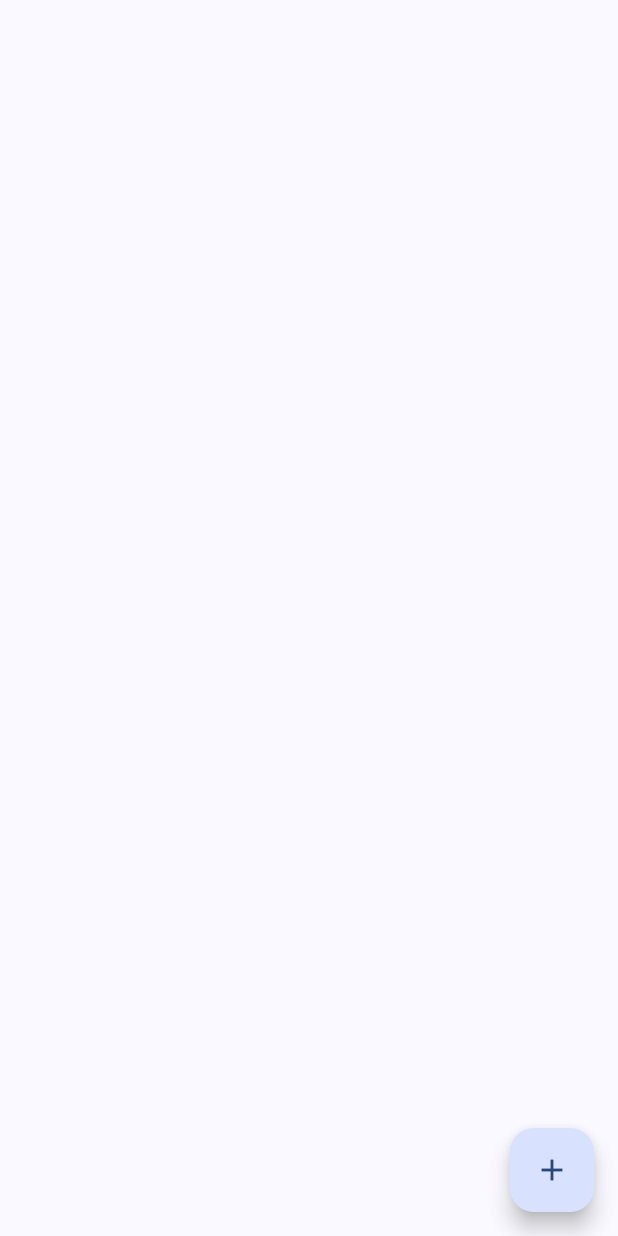
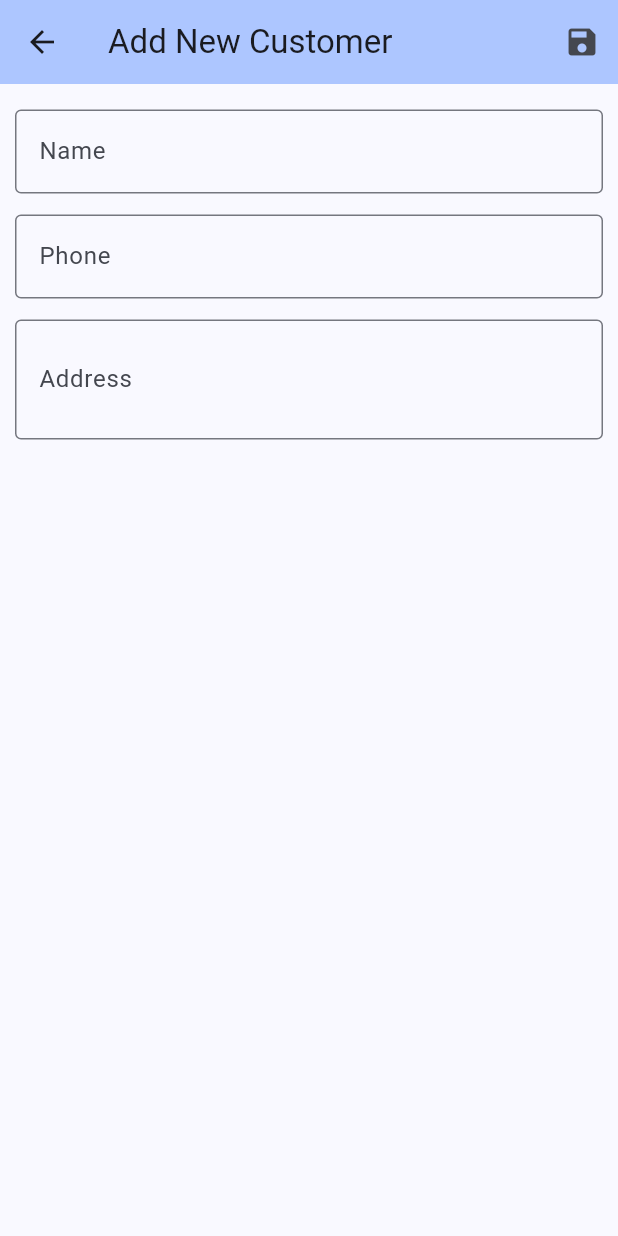
Before and after one commit to HtunHtun-Win/win_pos, a Flutter app: the CustomerScreen screen opened directly, after a tap on the "add" icon, on a phone screen of 412 x 824 dp. Run offline on Flutter 3.47's test engine with Material 3 defaults, Android fonts, the phone set to English and light mode, and no system bars; our stand-ins replace get, sqflite; accounts and stored records are empty.

Commit message:
finish customer crud operation

```diff
--- a/lib/contact/customer/controller/customer_controller.dart
+++ b/lib/contact/customer/controller/customer_controller.dart
@@ -26,12 +26,16 @@ class CustomerController extends GetxController{
     return await customerService.getByName(name);
   }
 
-  Future<int> insert(String name, String phone, String address) async{
-    return await customerService.insert(name, phone, address);
+  Future<Map> insert(String name, String phone, String address) async{
+    var map =  await customerService.insert(name, phone, address);
+    getAll();
+    return map;
   }
 
-  Future<int> updateCustomer(int id,String name, String phone, String address) async{
-    return await customerService.update(id, name, phone, address);
+  Future<Map> updateCustomer(int id,String name, String phone, String address) async{
+    var map = await customerService.update(id, name, phone, address);
+    getAll();
+    return map;
   }
 
   Future<void> delete(int id) async{
--- a/lib/contact/customer/repository/customer_repository.dart
+++ b/lib/contact/customer/repository/customer_repository.dart
@@ -6,13 +6,13 @@ class CustomerRepository{
 
   Future<List> getAll() async{
     final database = await dbObj.database;
-    return await database.query(TABLE_NAME,where: "isdeleted=0");
+    return await database.query(TABLE_NAME,where: "isdeleted=0",orderBy: "name");
   }
 
-  Future<Map> getByName(String name) async{
+  Future<List> getByName(String name) async{
     final database = await dbObj.database;
     var data = await database.query(TABLE_NAME,where: "name=? AND isdeleted=0",whereArgs: [name]);
-    return data[0];
+    return data;
   }
 
   Future<int> insert(String name, String phone, String address) async{
--- /dev/null
+++ b/lib/contact/customer/screens/customer_add_screen.dart
@@ -0,0 +1,73 @@
+import 'package:flutter/material.dart';
+import 'package:flutter/services.dart';
+import 'package:get/get.dart';
+import 'package:jue_pos/contact/customer/controller/customer_controller.dart';
+
+class CustomerAddScreen extends StatelessWidget {
+  CustomerAddScreen({super.key});
+  CustomerController customerController = Get.find();
+
+  @override
+  Widget build(BuildContext context) {
+    TextEditingController nameController = TextEditingController();
+    TextEditingController phoneController = TextEditingController();
+    TextEditingController addressController = TextEditingController();
+    return Scaffold(
+      appBar: AppBar(
+        title: const Text('Add New Customer'),
+        backgroundColor: Theme.of(context).colorScheme.inversePrimary,
+        actions: [
+          IconButton(onPressed: (){
+            save(
+                nameController.text,
+                phoneController.text,
+                addressController.text
+            );
+          }, icon: Icon(Icons.save))
+        ],
+      ),
+      body: Container(
+        margin: EdgeInsets.all(10),
+        child: Column(
+          children: [
+            userInput("Name", nameController),
+            userInput("Phone", phoneController,type: TextInputType.number),
+            userInput("Address", addressController,maxlines: 2),
+          ],
+        ),
+      ),
+    );
+  }
+
+  Widget userInput(text,controller,{maxlines,type}){
+    return Container(
+      margin: EdgeInsets.symmetric(vertical: 7),
+      child: TextField(
+        controller: controller,
+        keyboardType: type,
+        maxLines: maxlines,
+        decoration: InputDecoration(
+            label: Text(text),
+            border: OutlineInputBorder()
+        ),
+      ),
+    );
+  }
+
+  Future<void> save(String name,String phone,String address) async{
+    var msg = await customerController.insert(name, phone, address);
+    if(msg["msg"]=="name_null"){
+      Get.snackbar(
+        "Name empty!",
+        "Name can't be empty!"
+      );
+    }else if(msg["msg"]=="duplicate"){
+      Get.snackbar(
+          "Duplicate!",
+          "This customer is already exists!"
+      );
+    }else{
+      Get.back();
+    }
+  }
+}
--- /dev/null
+++ b/lib/contact/customer/screens/customer_edit_screen.dart
@@ -0,0 +1,79 @@
+import 'package:flutter/material.dart';
+import 'package:flutter/services.dart';
+import 'package:get/get.dart';
+import 'package:jue_pos/contact/customer/controller/customer_controller.dart';
+import 'package:jue_pos/contact/customer/model/customer_model.dart';
+
+class CustomerEditScreen extends StatelessWidget {
+  CustomerModel customer;
+  CustomerEditScreen(this.customer);
+  CustomerController customerController = Get.find();
+  TextEditingController nameController = TextEditingController();
+  TextEditingController phoneController = TextEditingController();
+  TextEditingController addressController = TextEditingController();
+
+  @override
+  Widget build(BuildContext context) {
+    nameController.text = customer.name!;
+    phoneController.text = customer.phone!;
+    addressController.text = customer.address!;
+    return Scaffold(
+      appBar: AppBar(
+        title: const Text('Edit Customer'),
+        backgroundColor: Theme.of(context).colorScheme.inversePrimary,
+        actions: [
+          IconButton(onPressed: (){
+            update(
+                customer.id!,
+                nameController.text,
+                phoneController.text,
+                addressController.text
+            );
+          }, icon: Icon(Icons.save))
+        ],
+      ),
+      body: Container(
+        margin: EdgeInsets.all(10),
+        child: Column(
+          children: [
+            userInput("Name", nameController),
+            userInput("Phone", phoneController,type: TextInputType.number),
+            userInput("Address", addressController,maxlines: 2),
+          ],
+        ),
+      ),
+    );
+  }
+
+  Widget userInput(text,controller,{maxlines,type}){
+    return Container(
+      margin: EdgeInsets.symmetric(vertical: 7),
+      child: TextField(
+        controller: controller,
+        keyboardType: type,
+        maxLines: maxlines,
+        decoration: InputDecoration(
+            label: Text(text),
+            border: OutlineInputBorder()
+        ),
+      ),
+    );
+  }
+
+  Future<void> update(int id, String name,String phone,String address) async{
+    var msg = await customerController.updateCustomer(id, name, phone, address);
+    if(msg["msg"]=="name_null"){
+      Get.snackbar(
+          "Name empty!",
+          "Name can't be empty!"
+      );
+    }else if(msg["msg"]=="duplicate"){
+      Get.snackbar(
+          "Duplicate!",
+          "This customer is already exists!"
+      );
+    }else{
+      Get.back();
+    }
+  }
+}
--- a/lib/contact/customer/screens/customer_screen.dart
+++ b/lib/contact/customer/screens/customer_screen.dart
@@ -2,6 +2,9 @@ import 'package:flutter/material.dart';
 import 'package:get/get.dart';
 import 'package:jue_pos/contact/customer/controller/customer_controller.dart';
 import 'package:jue_pos/contact/customer/model/customer_model.dart';
+import 'package:jue_pos/contact/customer/screens/customer_add_screen.dart';
+
+import 'customer_edit_screen.dart';
 
 class CustomerScreen extends StatelessWidget {
   CustomerScreen({super.key});
@@ -14,12 +17,15 @@ class CustomerScreen extends StatelessWidget {
         itemCount: customerController.customers.length,
         itemBuilder: (context,index){
           var customer = customerController.customers[index];
+          if(customer.id==1){
+            return Container();
+          };
           return listItem(context,customer);
         },
       )),
       floatingActionButton: FloatingActionButton(
         onPressed: (){
-          print("Go to add screen");
+          Get.to(()=>CustomerAddScreen());
         },
         child: Icon(Icons.add),
       ),
@@ -64,7 +70,9 @@ class CustomerScreen extends StatelessWidget {
           mainAxisSize: MainAxisSize.min,
           children: [
             IconButton(
-                onPressed: (){},
+                onPressed: (){
+                  Get.to(()=>CustomerEditScreen(customer));
+                },
                 icon: Icon(Icons.edit,color: color,)
             ),
             IconButton(
--- a/lib/contact/customer/service/customer_service.dart
+++ b/lib/contact/customer/service/customer_service.dart
@@ -8,15 +8,41 @@ class CustomerService{
   }
 
   Future<Map> getByName(String name) async{
-    return await customerRepository.getByName(name);
+    var datas = await customerRepository.getByName(name);
+    if(datas.length>0){
+      return datas[0];
+    }
+    return {};
   }
 
-  Future<int> insert(String name, String phone, String address) async{
-    return await customerRepository.insert(name, phone, address);
+  Future<Map> insert(String name, String phone, String address) async{
+    if(name.length>0){
+      var map = await getByName(name);
+      if(map.isNotEmpty){
+        return {"msg":"duplicate"};
+      }else{
+        var num = await customerRepository.insert(name, phone, address);
+        return {"msg":num};
+      }
+    }
+    return {"msg":"name_null"};
   }
 
-  Future<int> update(int id,String name, String phone, String address) async{
-    return await customerRepository.update(id, name, phone, address);
+  Future<Map> update(int id,String name, String phone, String address) async{
+    if(name.length>0){
+      var map = await getByName(name);
+      if(map.isNotEmpty){
+        if(map["id"]==id){
+          var num = await customerRepository.update(id, name, phone, address);
+          return {"msg":num};
+        }
+        return {"msg":"duplicate"};
+      }else{
+        var num = await customerRepository.update(id, name, phone, address);
+        return {"msg":num};
+      }
+    }
+    return {"msg":"name_null"};
   }
 
   Future<void> delete(int id) async{
```
